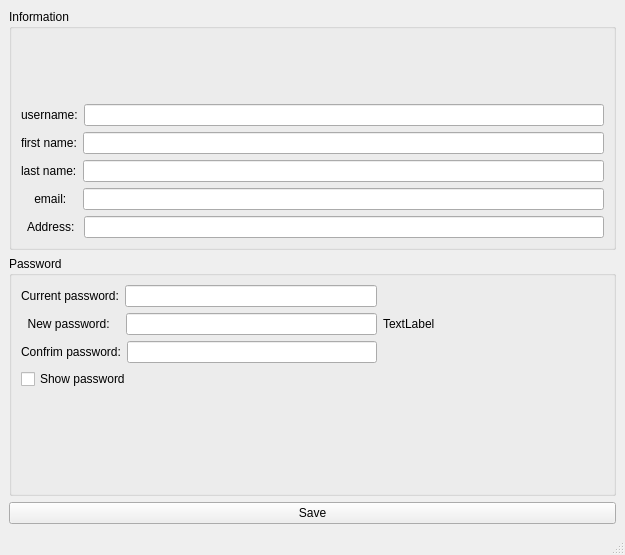
The window that Stor/profilesetting.ui (AP-projects-4001/IUT-s-crackpots) describes before a commit, drawn with Qt 5.
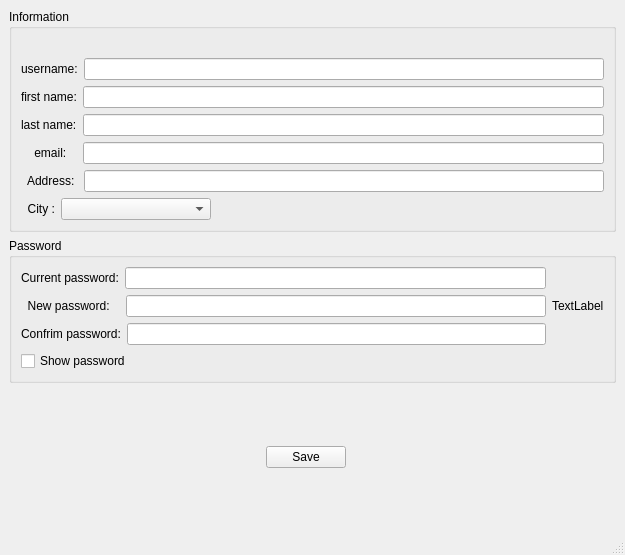
The same window after the commit.

Commit message: add profile setting and city comboBox

Patch:
```diff
--- a/Stor/profilesetting.ui
+++ b/Stor/profilesetting.ui
@@ -26,10 +26,114 @@
    <string>MainWindow</string>
   </property>
   <widget class="QWidget" name="centralwidget">
+   <layout class="QGridLayout" name="gridLayout_3">
+    <item row="1" column="0">
+     <widget class="QGroupBox" name="groupBox_2">
+      <property name="title">
+       <string>Password</string>
+      </property>
    <layout class="QGridLayout" name="gridLayout_2">
     <item row="0" column="0">
-     <layout class="QVBoxLayout" name="verticalLayout_3">
+        <layout class="QVBoxLayout" name="verticalLayout">
       <item>
+          <layout class="QHBoxLayout" name="horizontalLayout_6">
+           <item>
+            <widget class="QLabel" name="label_6">
+             <property name="text">
+              <string>Current password:</string>
+             </property>
+            </widget>
+           </item>
+           <item>
+            <widget class="QLineEdit" name="currentPasswordLineEdit">
+             <property name="minimumSize">
+              <size>
+               <width>250</width>
+               <height>0</height>
+              </size>
+             </property>
+            </widget>
+           </item>
+          </layout>
+         </item>
+         <item>
+          <layout class="QHBoxLayout" name="horizontalLayout_7">
+           <item>
+            <widget class="QLabel" name="label_7">
+             <property name="text">
+              <string>  New password:   </string>
+             </property>
+            </widget>
+           </item>
+           <item>
+            <widget class="QLineEdit" name="newPasswordLineEdit">
+             <property name="minimumSize">
+              <size>
+               <width>250</width>
+               <height>0</height>
+              </size>
+             </property>
+            </widget>
+           </item>
+          </layout>
+         </item>
+         <item>
+          <layout class="QHBoxLayout" name="horizontalLayout_8">
+           <item>
+            <widget class="QLabel" name="label_8">
+             <property name="text">
+              <string>Confrim password:</string>
+             </property>
+            </widget>
+           </item>
+           <item>
+            <widget class="QLineEdit" name="confrimPasswordLineEdit">
+             <property name="minimumSize">
+              <size>
+               <width>250</width>
+               <height>0</height>
+              </size>
+             </property>
+            </widget>
+           </item>
+          </layout>
+         </item>
+        </layout>
+       </item>
+       <item row="0" column="1">
+        <widget class="QLabel" name="securityLevelLabel">
+         <property name="text">
+          <string>TextLabel</string>
+         </property>
+        </widget>
+       </item>
+       <item row="1" column="0">
+        <widget class="QCheckBox" name="showPasswordLabel">
+         <property name="enabled">
+          <bool>true</bool>
+         </property>
+         <property name="text">
+          <string>Show password</string>
+         </property>
+        </widget>
+       </item>
+      </layout>
+     </widget>
+    </item>
+    <item row="2" column="0">
+     <spacer name="verticalSpacer">
+      <property name="orientation">
+       <enum>Qt::Vertical</enum>
+      </property>
+      <property name="sizeHint" stdset="0">
+       <size>
+        <width>20</width>
+        <height>40</height>
+       </size>
+      </property>
+     </spacer>
+    </item>
+    <item row="0" column="0">
        <widget class="QGroupBox" name="groupBox">
         <property name="title">
          <string>Information</string>
@@ -120,101 +224,64 @@
            </item>
           </layout>
          </item>
-        </layout>
-       </widget>
-      </item>
-      <item>
-       <widget class="QGroupBox" name="groupBox_2">
-        <property name="title">
-         <string>Password</string>
-        </property>
-        <layout class="QFormLayout" name="formLayout">
          <item row="0" column="0">
-          <layout class="QVBoxLayout" name="verticalLayout">
-           <item>
-            <layout class="QHBoxLayout" name="horizontalLayout_6">
-             <item>
-              <widget class="QLabel" name="label_6">
+        <widget class="QLabel" name="IdLabel">
                <property name="text">
-                <string>Current password:</string>
+          <string/>
                </property>
               </widget>
              </item>
+       <item row="2" column="0">
+        <layout class="QHBoxLayout" name="horizontalLayout_9">
              <item>
-              <widget class="QLineEdit" name="currentPasswordLineEdit">
-               <property name="minimumSize">
-                <size>
-                 <width>250</width>
-                 <height>0</height>
-                </size>
-               </property>
-              </widget>
-             </item>
-            </layout>
-           </item>
-           <item>
-            <layout class="QHBoxLayout" name="horizontalLayout_7">
-             <item>
-              <widget class="QLabel" name="label_7">
+          <widget class="QLabel" name="label_9">
                <property name="text">
-                <string>  New password:   </string>
+            <string>  City :</string>
                </property>
               </widget>
              </item>
              <item>
-              <widget class="QLineEdit" name="newPasswordLineEdit">
+          <widget class="QComboBox" name="comboBox">
                <property name="minimumSize">
                 <size>
-                 <width>250</width>
+             <width>150</width>
                  <height>0</height>
                 </size>
                </property>
               </widget>
              </item>
-            </layout>
-           </item>
            <item>
-            <layout class="QHBoxLayout" name="horizontalLayout_8">
-             <item>
-              <widget class="QLabel" name="label_8">
-               <property name="text">
-                <string>Confrim password:</string>
-               </property>
-              </widget>
-             </item>
-             <item>
-              <widget class="QLineEdit" name="confrimPasswordLineEdit">
-               <property name="minimumSize">
+          <spacer name="horizontalSpacer">
+           <property name="orientation">
+            <enum>Qt::Horizontal</enum>
+           </property>
+           <property name="sizeHint" stdset="0">
                 <size>
-                 <width>250</width>
-                 <height>0</height>
-                </size>
-               </property>
-              </widget>
+             <width>40</width>
+             <height>20</height>
+            </size>
+           </property>
+          </spacer>
              </item>
             </layout>
            </item>
           </layout>
-         </item>
-         <item row="0" column="1">
-          <widget class="QLabel" name="securityLevelLabel">
-           <property name="text">
-            <string>TextLabel</string>
-           </property>
-          </widget>
-         </item>
-         <item row="1" column="0">
-          <widget class="QCheckBox" name="showPasswordLabel">
-           <property name="enabled">
-            <bool>true</bool>
-           </property>
-           <property name="text">
-            <string>Show password</string>
-           </property>
-          </widget>
-         </item>
-        </layout>
-       </widget>
+     </widget>
+    </item>
+    <item row="3" column="0">
+     <layout class="QHBoxLayout" name="horizontalLayout_10">
+      <item>
+       <spacer name="horizontalSpacer_3">
+        <property name="orientation">
+         <enum>Qt::Horizontal</enum>
+        </property>
+        <property name="sizeHint" stdset="0">
+         <size>
+          <width>40</width>
+          <height>20</height>
+         </size>
+        </property>
+       </spacer>
       </item>
       <item>
        <widget class="QPushButton" name="saveBtn">
@@ -229,8 +296,41 @@
         </property>
        </widget>
       </item>
+      <item>
+       <widget class="QLabel" name="label_10">
+        <property name="text">
+         <string/>
+        </property>
+       </widget>
+      </item>
+      <item>
+       <spacer name="horizontalSpacer_2">
+        <property name="orientation">
+         <enum>Qt::Horizontal</enum>
+        </property>
+        <property name="sizeHint" stdset="0">
+         <size>
+          <width>40</width>
+          <height>20</height>
+         </size>
+        </property>
+       </spacer>
+      </item>
      </layout>
     </item>
+    <item row="4" column="0">
+     <spacer name="verticalSpacer_2">
+      <property name="orientation">
+       <enum>Qt::Vertical</enum>
+      </property>
+      <property name="sizeHint" stdset="0">
+       <size>
+        <width>20</width>
+        <height>40</height>
+       </size>
+      </property>
+     </spacer>
+    </item>
    </layout>
   </widget>
   <widget class="QMenuBar" name="menubar">
```
Left out of the diff: 7 changed lines with no effect on the pictures. Lines whose indentation alone changed are shown as unchanged. The commit also changes 15 other files.
